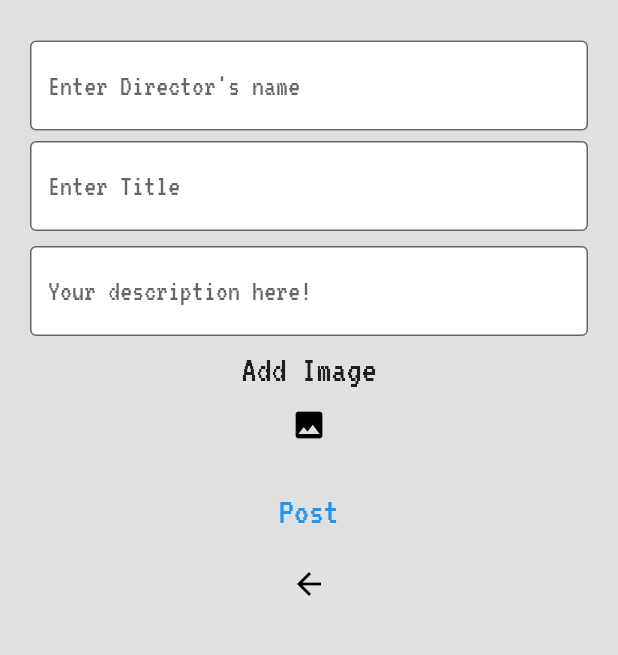
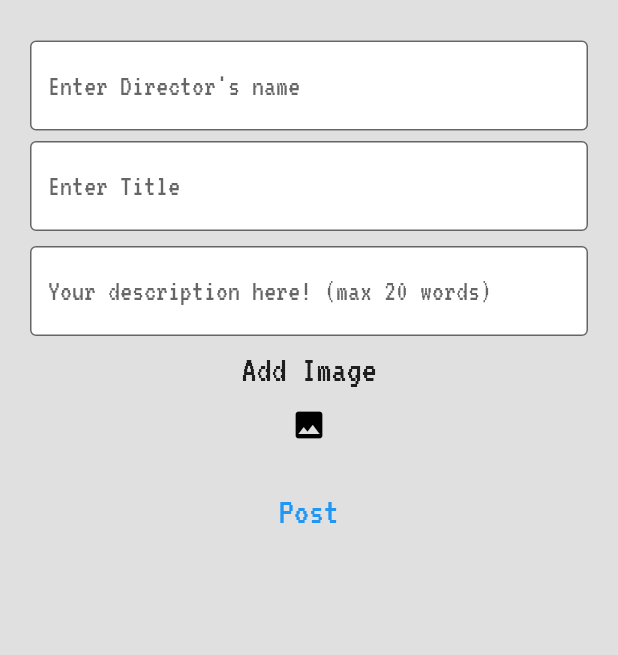
Before and after one commit to anjalikaushik20/Movies, a Flutter app: the MovieEntry screen opened directly, on a phone screen of 412 x 824 dp, the part 60-715 px from its top. Run offline on Flutter 3.47's test engine with Material 2 defaults, Android fonts, the phone set to English and light mode, and no system bars; our stand-ins replace cloud_firestore, firebase_auth, google_fonts, image_picker; accounts and stored records are empty.

Commit message:
back-button-fixed

```diff
--- a/lib/movie/new-movie.dart
+++ b/lib/movie/new-movie.dart
@@ -122,7 +122,7 @@ class _MovieEntryState extends State<MovieEntry> {
                       decoration: InputDecoration(
                         filled: true,
                         fillColor: Colors.white,
-                        hintText: 'Your description here!',
+                        hintText: 'Your description here! (max 20 words)',
                         border: OutlineInputBorder(),
                         focusedBorder: OutlineInputBorder(
                           borderSide:
@@ -181,9 +181,9 @@ class _MovieEntryState extends State<MovieEntry> {
                         //color: _pressed ? Colors.black : Colors.white,
                       ),
                     ),
-                    TextButton(
-                      onPressed: (){Navigator.pop(context);},  //fix this
-                      child: Icon(Icons.arrow_back, color:Colors.black)),
+                    // TextButton(
+                    //   onPressed: () => {Navigator.pop(context)},  //fix this
+                    //   child: Icon(Icons.arrow_back, color:Colors.black)),
                   ],
                 ),
               ),
```
